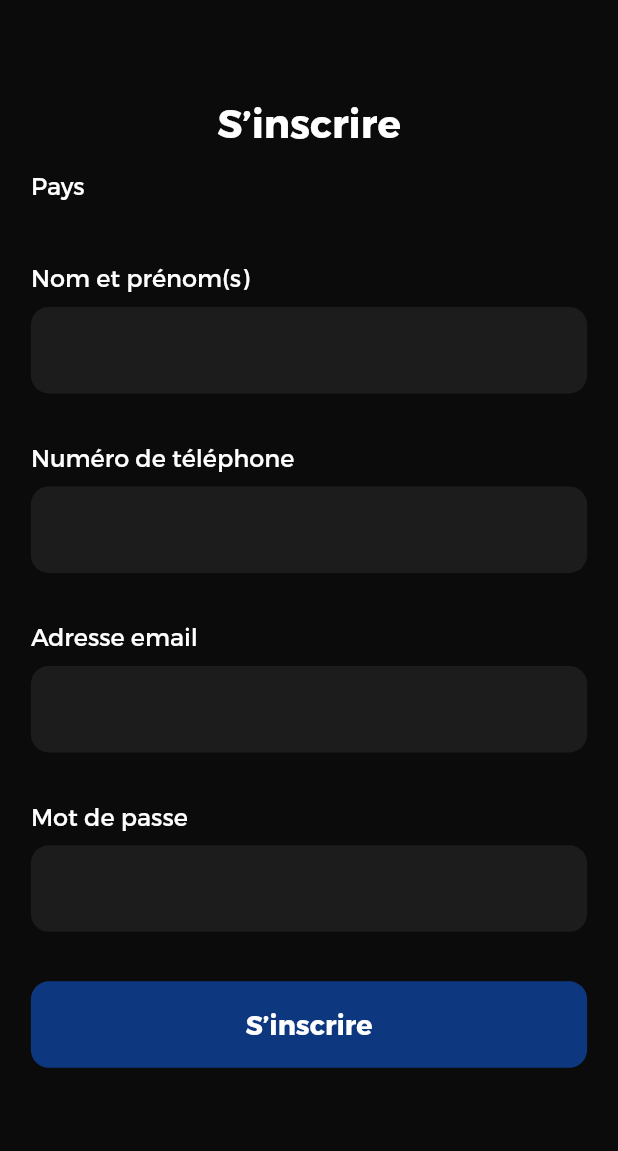
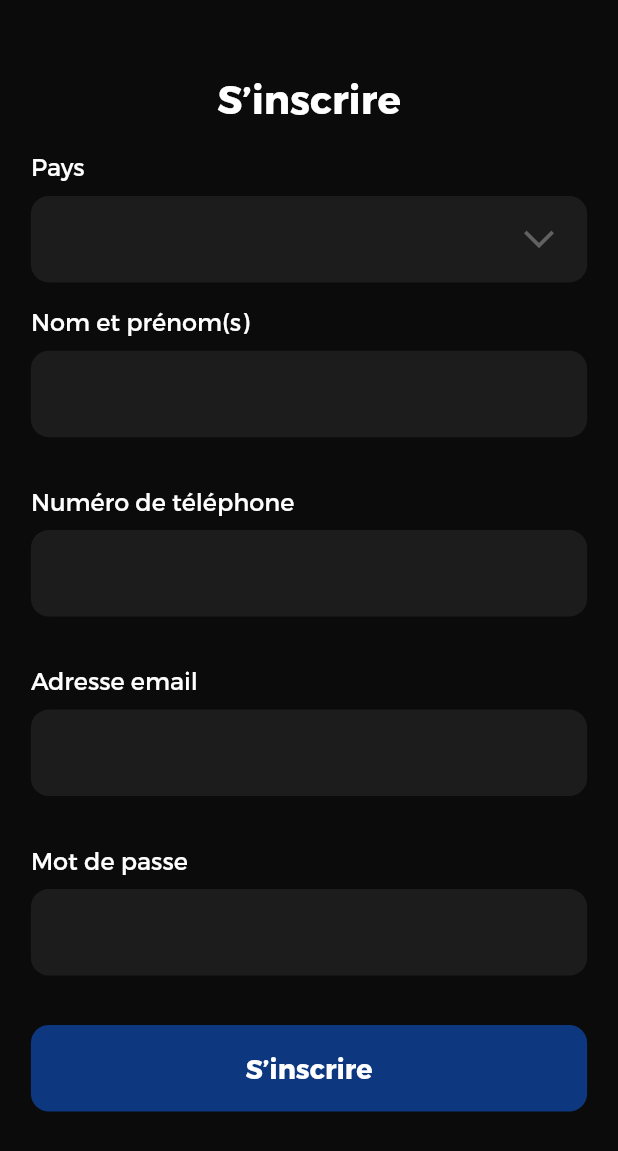
Before and after one commit to ahmadshihab/onescreen, a Flutter app: the RegisterPage screen opened directly, on a phone screen of 412 x 824 dp. Shown: the top 1151 px of the screen. Run offline on Flutter 3.47's test engine with Material 2 defaults, Android fonts, the phone set to English and light mode, and no system bars; our stand-ins replace bloc, built_collection, built_value, carousel_slider, dio, get_it and 2 more; generated files the repository leaves out were written again.

Commit message:
3 Screens done

```diff
--- a/lib/Ui/Auth/Pages/register_page.dart
+++ b/lib/Ui/Auth/Pages/register_page.dart
@@ -9,60 +9,116 @@ class RegisterPage extends StatefulWidget {
 }
 
 class _RegisterPageState extends State<RegisterPage> {
-
-  TextEditingController  name=TextEditingController();
-  TextEditingController  phone=TextEditingController();
-  TextEditingController  email=TextEditingController();
-  TextEditingController  password=TextEditingController();
+  TextEditingController name = TextEditingController();
+  TextEditingController phone = TextEditingController();
+  TextEditingController email = TextEditingController();
+  TextEditingController password = TextEditingController();
+  String paymentMethod;
 
   @override
   Widget build(BuildContext context) {
     return SafeArea(
       child: Scaffold(
         backgroundColor: Color(0xFF0B0B0B),
-          appBar: AppBar(
-            backgroundColor: Color(0xFF0B0B0B),
-            elevation: 0,
-            bottom: PreferredSize(
-              preferredSize: Size.fromHeight(CustomDimensions(context).height * 0.05),
-              child: customText('S’inscrire', 26.0, true),
-            ),
-            centerTitle: true,
-          ),
         body: SingleChildScrollView(
           child: Column(
             children: [
+              Padding(
+                  padding: EdgeInsets.only(top: 50),
+                  child: customText('S’inscrire', 26.0, true)
+              ),
+              Container(
+                padding: EdgeInsets.only(
+                  right: CustomDimensions(context).width * 0.05,
+                  left: CustomDimensions(context).width * 0.05,
+                  top: CustomDimensions(context).width * 0.05,
+                ),
+                child: Column(
+                  children: [
+                    Align(
+                        alignment: Alignment.topLeft,
+                        child: customText('Pays', 16, false)),
+                    SizedBox(
+                      height: 10,
+                    ),
+                    customContainer(
+                        CustomDimensions(context).width,
+                        CustomDimensions(context).height * 0.07,
+                        12,
+                        Color(0xFF222222).withOpacity(0.76),
+                        DropdownButtonHideUnderline(
+                          child: DropdownButton<String>(
+                            items: <String>['paypal'].map((String value) {
+                              return new DropdownMenuItem<String>(
+                                value: value,
+                                child: Padding(
+                                    padding: EdgeInsets.only(left: 20),
+                                    child: Text(value)),
+                              );
+                            }).toList(),
+                            onChanged: (String value) {
+                              this.paymentMethod = value;
+                            },
+                            icon: Container(
+                              margin: EdgeInsets.only(right: 20),
+                              child: Transform.rotate(
+                                angle: 90 * 3.14 / 180,
+                                child: Icon(
+                                  Icons.arrow_forward_ios,
+                                ),
+                              ),
+                            ),
+                            value: paymentMethod,
+                            dropdownColor: Color(0xFF222222).withOpacity(0.76),
+                            style: TextStyle(
+                              color: WhiteColor,
+                              fontSize: 16,
+                            ),
+                          ),
+                        ))
+                  ],
+                ),
+              ),
+              buildItem('Nom et prénom(s)', name),
+              buildItem('Numéro de téléphone', phone),
+              buildItem('Adresse email', email),
+              buildItem('Mot de passe', password),
               Container(
                 padding: EdgeInsets.symmetric(
                   horizontal: CustomDimensions(context).width * 0.05,
                   vertical: CustomDimensions(context).width * 0.04,
                 ),
-                  child: Column(
-                    children: [
-                       Align(
-                        alignment: Alignment.topLeft,
-                        child: customText('Pays', 16 , false)
+                child: customContainer(
+                    CustomDimensions(context).width,
+                    CustomDimensions(context).height * 0.07,
+                    12,
+                    BlueColor,
+                    Center(
+                      child: customText('S’inscrire', 18, true),
+                    )),
               ),
-                      SizedBox(height: 10,),
+              SizedBox(
+                height: CustomDimensions(context).height * 0.1,
+              ),
+              customText(
+                  'En cliquant sur «S’inscrire», vous acceptez nos', 16, false),
+              GestureDetector(
+                onTap: () {
 
-                    ],
+                },
+                child: Text(
+                  'Termes et conditions d’utilisation',
+                  style: TextStyle(
+                      fontFamily: 'Montserrat',
+                      color: WhiteColor,
+                      fontSize: 16,
+                      fontWeight: FontWeight.w600,
+                      decoration: TextDecoration.underline),
                 ),
               ),
-                buildItem('Nom et prénom(s)' , name),
-                buildItem('Numéro de téléphone' , phone),
-                buildItem('Adresse email' , email),
-                buildItem('Mot de passe' , password),
-                Container(
-                    padding: EdgeInsets.symmetric(
-                    horizontal: CustomDimensions(context).width * 0.05,
-                    vertical: CustomDimensions(context).width * 0.04,
-                  ),
-                  child: customContainer(CustomDimensions(context).width, CustomDimensions(context).height * 0.07, 12, BlueColor,
-                      Center(
-                        child: customText('S’inscrire', 18, true),
+              SizedBox(
+                height: CustomDimensions(context).height * 0.1,
               )
-                  ),
-                ),
             ],
           ),
         ),
@@ -78,15 +134,17 @@ class _RegisterPageState extends State<RegisterPage> {
       ),
       child: Column(
         children: [
-          Align(
-              alignment: Alignment.topLeft,
-              child: customText(s, 16 , false)
+          Align(alignment: Alignment.topLeft, child: customText(s, 16, false)),
+          SizedBox(
+            height: 10,
           ),
-          SizedBox(height: 10,),
-          customContainer(CustomDimensions(context).width, CustomDimensions(context).height * 0.07, 12, Color(0xFF222222).withOpacity(0.76), TextFormField(
-            style: TextStyle(
-              color: WhiteColor
-            ),
+          customContainer(
+              CustomDimensions(context).width,
+              CustomDimensions(context).height * 0.07,
+              12,
+              Color(0xFF222222).withOpacity(0.76),
+              TextFormField(
+                style: TextStyle(color: WhiteColor),
                 controller: field,
                 decoration: InputDecoration(
                   border: InputBorder.none,
--- a/lib/app/app.dart
+++ b/lib/app/app.dart
@@ -1,6 +1,9 @@
 import 'package:flutter/material.dart';
+import 'package:rjs/Ui/Auth/Pages/login_page.dart';
 import 'package:rjs/Ui/Auth/Pages/register_page.dart';
+import 'package:rjs/Ui/home_page/Page/HomePage.dart';
 import 'package:rjs/Ui/main_home_screen/main_home_screen.dart';
+import 'package:rjs/Ui/start_page/start_page.dart';
 
 class App extends StatelessWidget {
   // This widget is the root of your application.
@@ -25,7 +28,7 @@ class App extends StatelessWidget {
         // closer together (more dense) than on mobile platforms.
         visualDensity: VisualDensity.adaptivePlatformDensity,
       ),
-      home: RegisterPage(),
+      home: StartPage(),
     );
   }
 }
```
Also changed, not shown: lib/Ui/Auth/Pages/login_page.dart (added, +157 -0 lines), lib/Ui/start_page/start_page.dart (added, +148 -0 lines), assets/Images/bg.png (added), assets/Images/bigradio.png (added), assets/Images/eye.png (added), assets/Images/facebook.png (added), assets/Images/flag1.png (added), assets/Images/flag2.png (added), assets/Images/flag3.png (added), assets/Images/gmail.png (added). Lines whose indentation alone changed are shown as unchanged.
